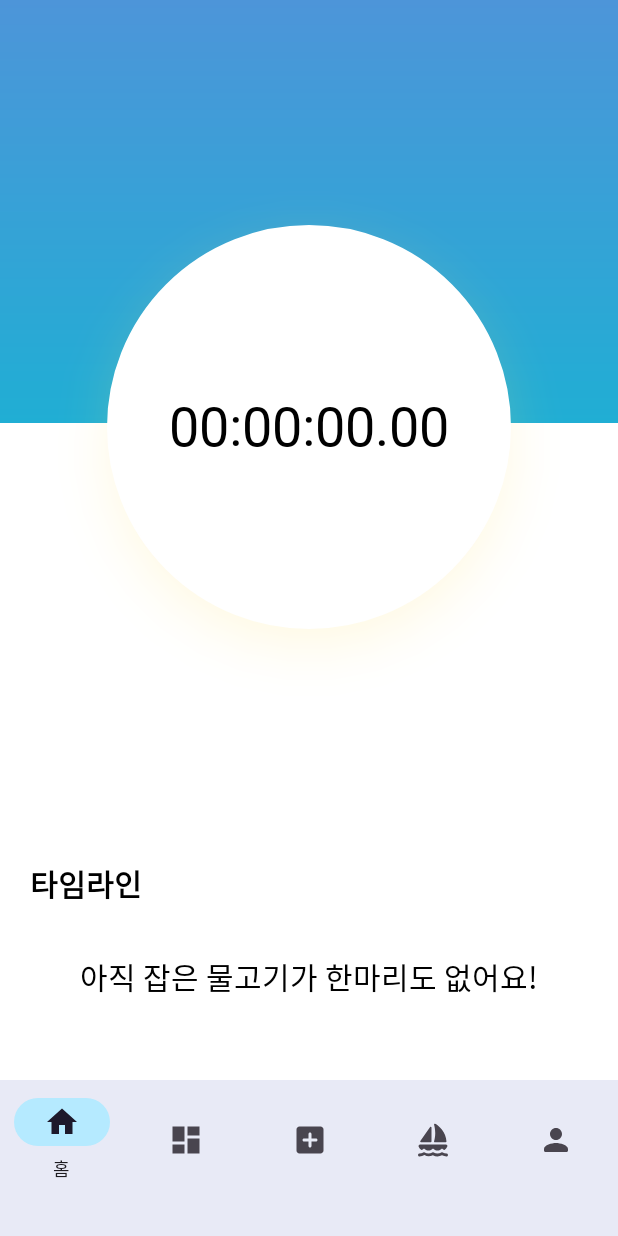
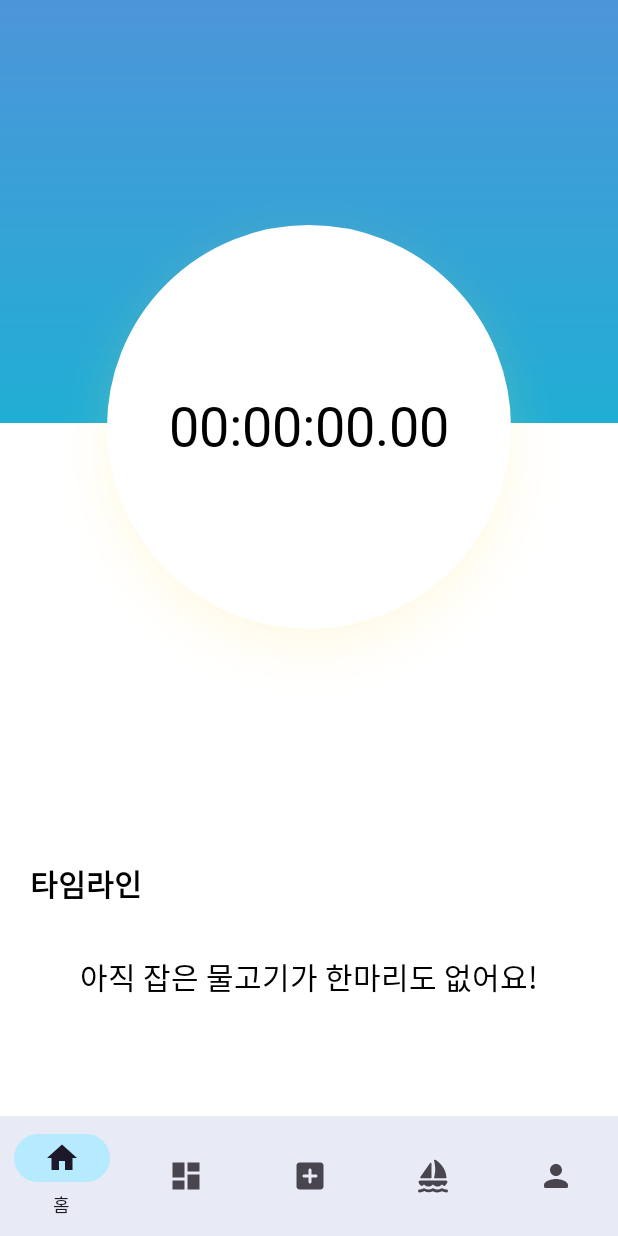
Before and after one commit to boostcampwm-2021/android04-God-Fisherman, an Android app: the fragment TestStopwatchFragment placed in its activity, on a phone screen of 412 x 824 dp. Run offline under Robolectric (Android 15) with nearby library versions, the phone set to English and light mode, and no system bars; our stand-ins replace Dagger/Hilt's generated code, Firebase (no records; nobody signed in at launch, a user with empty details on screens opened directly), Room's generated code, data binding; pictures from the network do not load; 6 statements that could not run were skipped.

Commit message:
HOTFIX: 뒤로가기 오류 수정 및 상태바 수정

```diff
--- a/app/src/main/java/com/android04/godfisherman/ui/base/BaseActivity.kt
+++ b/app/src/main/java/com/android04/godfisherman/ui/base/BaseActivity.kt
@@ -19,7 +19,5 @@ abstract class BaseActivity<T : ViewDataBinding, R : ViewModel>(
         super.onCreate(savedInstanceState)
         binding = DataBindingUtil.setContentView(this, layoutResID)
         binding.lifecycleOwner = this
-
-        window.setFlags(WindowManager.LayoutParams.FLAG_LAYOUT_NO_LIMITS, WindowManager.LayoutParams.FLAG_LAYOUT_NO_LIMITS)
     }
 }
--- a/app/src/main/java/com/android04/godfisherman/ui/home/HomeFragment.kt
+++ b/app/src/main/java/com/android04/godfisherman/ui/home/HomeFragment.kt
@@ -1,18 +1,14 @@
 package com.android04.godfisherman.ui.home
 
-import android.Manifest
 import android.os.Bundle
 import android.util.Log
 import android.view.View
-import androidx.activity.result.contract.ActivityResultContracts
-import androidx.core.app.ActivityCompat
 import androidx.fragment.app.viewModels
 import com.android04.godfisherman.R
 import com.android04.godfisherman.common.App
 import com.android04.godfisherman.databinding.FragmentHomeBinding
 import com.android04.godfisherman.ui.base.BaseFragment
 import com.android04.godfisherman.ui.main.MainActivity
-import com.android04.godfisherman.utils.isGrantedLocationPermission
 import com.android04.godfisherman.utils.showToast
 import com.google.android.material.bottomnavigation.BottomNavigationView
 import dagger.hilt.android.AndroidEntryPoint
@@ -34,7 +30,7 @@ class HomeFragment : BaseFragment<FragmentHomeBinding, HomeViewModel>(R.layout.f
         setObserver()
 
         viewModel.fetchUserID()
-//        viewModel.fetchYoutube()
+        viewModel.fetchYoutube()
         viewModel.fetchRanking()
     }
 
--- a/app/src/main/java/com/android04/godfisherman/ui/main/MainViewModel.kt
+++ b/app/src/main/java/com/android04/godfisherman/ui/main/MainViewModel.kt
@@ -87,7 +87,6 @@ class MainViewModel @Inject constructor(
     }
 
     private fun startStopwatch(){
-        Log.d("UploadDialog", "startStopwatch()")
         isTimeLine = true
         stopwatch = Timer()
         stopwatch.scheduleAtFixedRate(StopwatchTask(), 0, 10)
@@ -95,7 +94,6 @@ class MainViewModel @Inject constructor(
     }
 
     fun endStopwatch(){
-        Log.d("UploadDialog", "endStopwatch()")
         isTimeLine = false
         stopwatch.cancel()
         resumeTime = time
@@ -103,7 +101,6 @@ class MainViewModel @Inject constructor(
     }
 
     fun resumeStopwatch(){
-        Log.d("UploadDialog", "resumeStopwatch()")
         isTimeLine = true
         stopwatch = Timer()
         time = resumeTime
@@ -123,7 +120,6 @@ class MainViewModel @Inject constructor(
     private inner class StopwatchTask() : TimerTask() {
         override fun run() {
             time++
-            Log.d("StopWatch", "로컬에서 타이머 실행 중 $time")
             _displayTime.postValue(time.toTimeMilliSecond())
         }
 
--- a/app/src/main/res/layout/activity_main.xml
+++ b/app/src/main/res/layout/activity_main.xml
@@ -19,7 +19,6 @@
             android:id="@+id/nav_view"
             android:layout_width="0dp"
             android:layout_height="wrap_content"
-            android:paddingBottom="@dimen/space_x_large"
             android:background="?android:attr/windowBackground"
             app:layout_constraintBottom_toBottomOf="parent"
             app:layout_constraintLeft_toLeftOf="parent"
```
Also changed, not shown: app/src/main/java/com/android04/godfisherman/ui/main/MainActivity.kt (+14 -5 lines).
